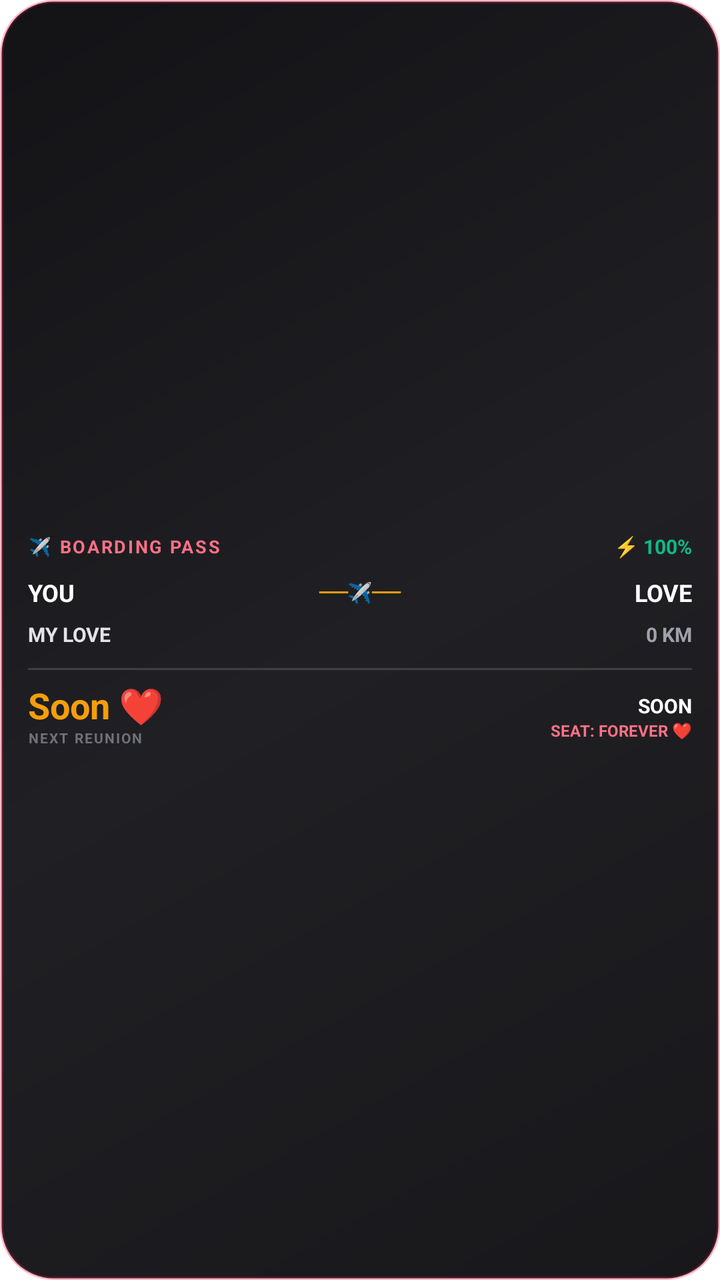
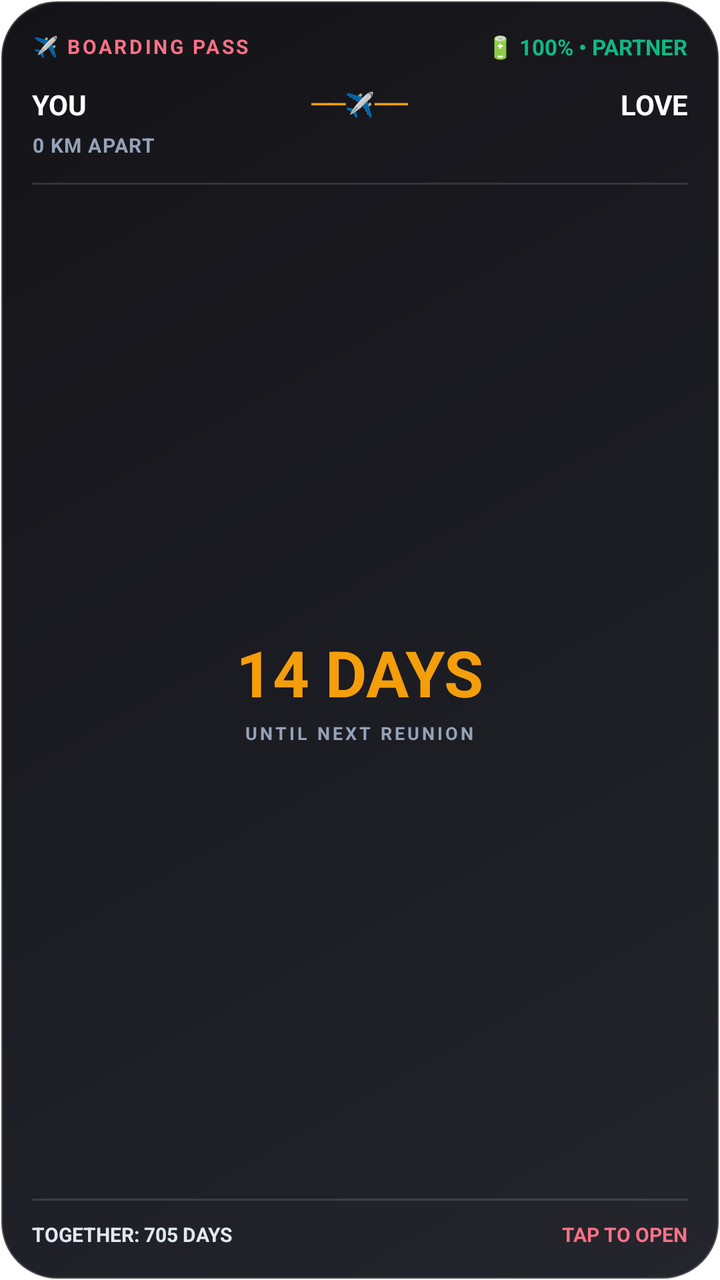

An Android layout rendered at two revisions. The XML below is the earlier revision; the diff shows what the commit changed to produce the second picture.
<!-- AndroidManifest.xml: fallback theme Theme.MaterialComponents.DayNight.NoActionBar -->
<!-- res/layout/widget_layout.xml -->
<?xml version="1.0" encoding="utf-8"?>
<LinearLayout xmlns:android="http://schemas.android.com/apk/res/android"
    android:id="@+id/widget_container"
    android:layout_width="match_parent"
    android:layout_height="match_parent"
    android:background="@drawable/widget_background"
    android:orientation="vertical"
    android:padding="14dp"
    android:gravity="center_vertical">

    
    <LinearLayout
        android:layout_width="match_parent"
        android:layout_height="wrap_content"
        android:orientation="horizontal"
        android:gravity="center_vertical"
        android:layout_marginBottom="8dp">

        <TextView
            android:layout_width="0dp"
            android:layout_weight="1"
            android:layout_height="wrap_content"
            android:text="✈️ BOARDING PASS"
            android:textColor="#FB7185"
            android:textSize="9sp"
            android:textStyle="bold"
            android:letterSpacing="0.1" />

        
        <TextView
            android:id="@+id/widget_battery"
            android:layout_width="wrap_content"
            android:layout_height="wrap_content"
            android:text="⚡ 100%"
            android:textColor="#10B981"
            android:textSize="10sp"
            android:textStyle="bold" />
    </LinearLayout>

    
    <LinearLayout
        android:layout_width="match_parent"
        android:layout_height="wrap_content"
        android:orientation="horizontal"
        android:gravity="center_vertical"
        android:layout_marginBottom="6dp">

        <TextView
            android:id="@+id/widget_origin_city"
            android:layout_width="0dp"
            android:layout_weight="1"
            android:layout_height="wrap_content"
            android:text="YOU"
            android:textColor="#FFFFFF"
            android:textSize="12sp"
            android:textStyle="bold"
            android:maxLines="1" />

        <TextView
            android:layout_width="wrap_content"
            android:layout_height="wrap_content"
            android:text=" ──✈️── "
            android:textColor="#F59E0B"
            android:textSize="10sp"
            android:textStyle="bold"
            android:layout_marginHorizontal="4dp" />

        <TextView
            android:id="@+id/widget_dest_city"
            android:layout_width="0dp"
            android:layout_weight="1"
            android:layout_height="wrap_content"
            android:text="LOVE"
            android:textColor="#FFFFFF"
            android:textSize="12sp"
            android:textStyle="bold"
            android:gravity="end"
            android:maxLines="1" />
    </LinearLayout>

    
    <LinearLayout
        android:layout_width="match_parent"
        android:layout_height="wrap_content"
        android:orientation="horizontal"
        android:gravity="center_vertical"
        android:layout_marginBottom="10dp">

        <TextView
            android:id="@+id/widget_partner_name"
            android:layout_width="0dp"
            android:layout_weight="1"
            android:layout_height="wrap_content"
            android:text="MY LOVE"
            android:textColor="#E4E4E7"
            android:textSize="10sp"
            android:textStyle="bold" />

        <TextView
            android:id="@+id/widget_distance"
            android:layout_width="wrap_content"
            android:layout_height="wrap_content"
            android:text="0 KM"
            android:textColor="#A1A1AA"
            android:textSize="10sp"
            android:textStyle="bold" />
    </LinearLayout>

    
    <ImageView
        android:layout_width="match_parent"
        android:layout_height="1dp"
        android:background="#26FFFFFF"
        android:layout_marginBottom="8dp" />

    
    <LinearLayout
        android:layout_width="match_parent"
        android:layout_height="wrap_content"
        android:orientation="horizontal"
        android:gravity="center_vertical">

        <LinearLayout
            android:layout_width="0dp"
            android:layout_weight="1"
            android:layout_height="wrap_content"
            android:orientation="vertical">

            <TextView
                android:id="@+id/widget_countdown_val"
                android:layout_width="wrap_content"
                android:layout_height="wrap_content"
                android:text="Soon ❤️"
                android:textColor="#F59E0B"
                android:textSize="18sp"
                android:textStyle="bold"
                android:includeFontPadding="false" />

            <TextView
                android:id="@+id/widget_countdown_sub"
                android:layout_width="wrap_content"
                android:layout_height="wrap_content"
                android:text="NEXT REUNION"
                android:textColor="#71717A"
                android:textSize="7sp"
                android:textStyle="bold"
                android:letterSpacing="0.1" />
        </LinearLayout>

        
        <LinearLayout
            android:layout_width="wrap_content"
            android:layout_height="wrap_content"
            android:orientation="vertical"
            android:gravity="end">

            <TextView
                android:id="@+id/widget_reunion_date"
                android:layout_width="wrap_content"
                android:layout_height="wrap_content"
                android:text="SOON"
                android:textColor="#FFFFFF"
                android:textSize="10sp"
                android:textStyle="bold" />

            <TextView
                android:id="@+id/widget_days_together"
                android:layout_width="wrap_content"
                android:layout_height="wrap_content"
                android:text="SEAT: FOREVER ❤️"
                android:textColor="#FB7185"
                android:textSize="8sp"
                android:textStyle="bold" />
        </LinearLayout>
    </LinearLayout>

    
    <TextView
        android:id="@+id/widget_next_meet"
        android:layout_width="0dp"
        android:layout_height="0dp"
        android:visibility="gone" />

</LinearLayout>
<!-- resources referenced by this layout -->
<resources>
  <!-- drawable widget_background (drawable) -->
  <?xml version="1.0" encoding="utf-8"?>
  <shape xmlns:android="http://schemas.android.com/apk/res/android">
      <gradient
          android:angle="135"
          android:startColor="#18181B"
          android:centerColor="#202024"
          android:endColor="#131316"
          android:type="linear" />
      <corners android:radius="26dp" />
      <stroke
          android:width="1.5dp"
          android:color="#4DE11D48" />
  </shape>
</resources>

<!-- the commit's change to res/layout/widget_layout.xml (unified diff, before → after) -->
@@ -5,8 +5,7 @@
     android:layout_height="match_parent"
     android:background="@drawable/widget_background"
     android:orientation="vertical"
-    android:padding="14dp"
-    android:gravity="center_vertical">
+    android:padding="16dp">
 
     
     <LinearLayout
@@ -14,7 +13,7 @@
         android:layout_height="wrap_content"
         android:orientation="horizontal"
         android:gravity="center_vertical"
-        android:layout_marginBottom="8dp">
+        android:layout_marginBottom="12dp">
 
         <TextView
             android:layout_width="0dp"
@@ -22,18 +21,17 @@
             android:layout_height="wrap_content"
             android:text="✈️ BOARDING PASS"
             android:textColor="#FB7185"
-            android:textSize="9sp"
+            android:textSize="10sp"
             android:textStyle="bold"
-            android:letterSpacing="0.1" />
+            android:letterSpacing="0.12" />
 
-        
         <TextView
             android:id="@+id/widget_battery"
             android:layout_width="wrap_content"
             android:layout_height="wrap_content"
-            android:text="⚡ 100%"
+            android:text="🔋 100% • PARTNER"
             android:textColor="#10B981"
-            android:textSize="10sp"
+            android:textSize="11sp"
             android:textStyle="bold" />
     </LinearLayout>
 
@@ -43,7 +41,7 @@
         android:layout_height="wrap_content"
         android:orientation="horizontal"
         android:gravity="center_vertical"
-        android:layout_marginBottom="6dp">
+        android:layout_marginBottom="4dp">
 
         <TextView
             android:id="@+id/widget_origin_city"
@@ -52,18 +50,18 @@
             android:layout_height="wrap_content"
             android:text="YOU"
             android:textColor="#FFFFFF"
-            android:textSize="12sp"
+            android:textSize="14sp"
             android:textStyle="bold"
             android:maxLines="1" />
 
         <TextView
             android:layout_width="wrap_content"
             android:layout_height="wrap_content"
-            android:text=" ──✈️── "
+            android:text="──✈️──"
             android:textColor="#F59E0B"
-            android:textSize="10sp"
+            android:textSize="12sp"
             android:textStyle="bold"
-            android:layout_marginHorizontal="4dp" />
+            android:layout_marginHorizontal="6dp" />
 
         <TextView
             android:id="@+id/widget_dest_city"
@@ -72,7 +70,7 @@
             android:layout_height="wrap_content"
             android:text="LOVE"
             android:textColor="#FFFFFF"
-            android:textSize="12sp"
+            android:textSize="14sp"
             android:textStyle="bold"
             android:gravity="end"
             android:maxLines="1" />
@@ -83,35 +81,62 @@
         android:layout_width="match_parent"
         android:layout_height="wrap_content"
         android:orientation="horizontal"
-        android:gravity="center_vertical"
-        android:layout_marginBottom="10dp">
-
-        <TextView
-            android:id="@+id/widget_partner_name"
-            android:layout_width="0dp"
-            android:layout_weight="1"
-            android:layout_height="wrap_content"
-            android:text="MY LOVE"
-            android:textColor="#E4E4E7"
-            android:textSize="10sp"
-            android:textStyle="bold" />
+        android:layout_marginBottom="12dp">
 
         <TextView
             android:id="@+id/widget_distance"
             android:layout_width="wrap_content"
             android:layout_height="wrap_content"
-            android:text="0 KM"
-            android:textColor="#A1A1AA"
+            android:text="0 KM APART"
+            android:textColor="#94A3B8"
             android:textSize="10sp"
-            android:textStyle="bold" />
+            android:textStyle="bold"
+            android:letterSpacing="0.05" />
     </LinearLayout>
 
     
     <ImageView
         android:layout_width="match_parent"
         android:layout_height="1dp"
-        android:background="#26FFFFFF"
-        android:layout_marginBottom="8dp" />
+        android:background="#20FFFFFF" />
+
+    
+    <LinearLayout
+        android:layout_width="match_parent"
+        android:layout_height="0dp"
+        android:layout_weight="1"
+        android:orientation="vertical"
+        android:gravity="center"
+        android:paddingVertical="12dp">
+
+        <TextView
+            android:id="@+id/widget_countdown_val"
+            android:layout_width="wrap_content"
+            android:layout_height="wrap_content"
+            android:text="14 DAYS"
+            android:textColor="#F59E0B"
+            android:textSize="32sp"
+            android:textStyle="bold"
+            android:includeFontPadding="false" />
+
+        <TextView
+            android:id="@+id/widget_countdown_sub"
+            android:layout_width="wrap_content"
+            android:layout_height="wrap_content"
+            android:text="UNTIL NEXT REUNION"
+            android:textColor="#94A3B8"
+            android:textSize="9sp"
+            android:textStyle="bold"
+            android:letterSpacing="0.15"
+            android:layout_marginTop="4dp" />
+    </LinearLayout>
+
+    
+    <ImageView
+        android:layout_width="match_parent"
+        android:layout_height="1dp"
+        android:background="#20FFFFFF"
+        android:layout_marginBottom="10dp" />
 
     
     <LinearLayout
@@ -120,61 +145,33 @@
         android:orientation="horizontal"
         android:gravity="center_vertical">
 
-        <LinearLayout
+        <TextView
+            android:id="@+id/widget_days_together"
             android:layout_width="0dp"
             android:layout_weight="1"
             android:layout_height="wrap_content"
-            android:orientation="vertical">
+            android:text="TOGETHER: 705 DAYS"
+            android:textColor="#E2E8F0"
+            android:textSize="10sp"
+            android:textStyle="bold" />
 
-            <TextView
-                android:id="@+id/widget_countdown_val"
-                android:layout_width="wrap_content"
-                android:layout_height="wrap_content"
-                android:text="Soon ❤️"
-                android:textColor="#F59E0B"
-                android:textSize="18sp"
-                android:textStyle="bold"
-                android:includeFontPadding="false" />
-
-            <TextView
-                android:id="@+id/widget_countdown_sub"
-                android:layout_width="wrap_content"
-                android:layout_height="wrap_content"
-                android:text="NEXT REUNION"
-                android:textColor="#71717A"
-                android:textSize="7sp"
-                android:textStyle="bold"
-                android:letterSpacing="0.1" />
-        </LinearLayout>
-
-        
-        <LinearLayout
+        <TextView
+            android:id="@+id/widget_reunion_date"
             android:layout_width="wrap_content"
             android:layout_height="wrap_content"
-            android:orientation="vertical"
-            android:gravity="end">
-
-            <TextView
-                android:id="@+id/widget_reunion_date"
-                android:layout_width="wrap_content"
-                android:layout_height="wrap_content"
-                android:text="SOON"
-                android:textColor="#FFFFFF"
-                android:textSize="10sp"
-                android:textStyle="bold" />
-
-            <TextView
-                android:id="@+id/widget_days_together"
-                android:layout_width="wrap_content"
-                android:layout_height="wrap_content"
-                android:text="SEAT: FOREVER ❤️"
-                android:textColor="#FB7185"
-                android:textSize="8sp"
-                android:textStyle="bold" />
-        </LinearLayout>
+            android:text="TAP TO OPEN"
+            android:textColor="#FB7185"
+            android:textSize="10sp"
+            android:textStyle="bold" />
     </LinearLayout>
 
     
+    <TextView
+        android:id="@+id/widget_partner_name"
+        android:layout_width="0dp"
+        android:layout_height="0dp"
+        android:visibility="gone" />
+
     <TextView
         android:id="@+id/widget_next_meet"
         android:layout_width="0dp"
<!-- resource entries referenced after the edit -->
@@ -5,14 +5,14 @@
   <shape xmlns:android="http://schemas.android.com/apk/res/android">
       <gradient
           android:angle="135"
-          android:startColor="#18181B"
-          android:centerColor="#202024"
-          android:endColor="#131316"
+          android:startColor="#25252D"
+          android:centerColor="#1B1B22"
+          android:endColor="#141418"
           android:type="linear" />
-      <corners android:radius="26dp" />
+      <corners android:radius="28dp" />
       <stroke
-          android:width="1.5dp"
-          android:color="#4DE11D48" />
+          android:width="1.2dp"
+          android:color="#35FFFFFF" />
   </shape>
 </resources>
 
